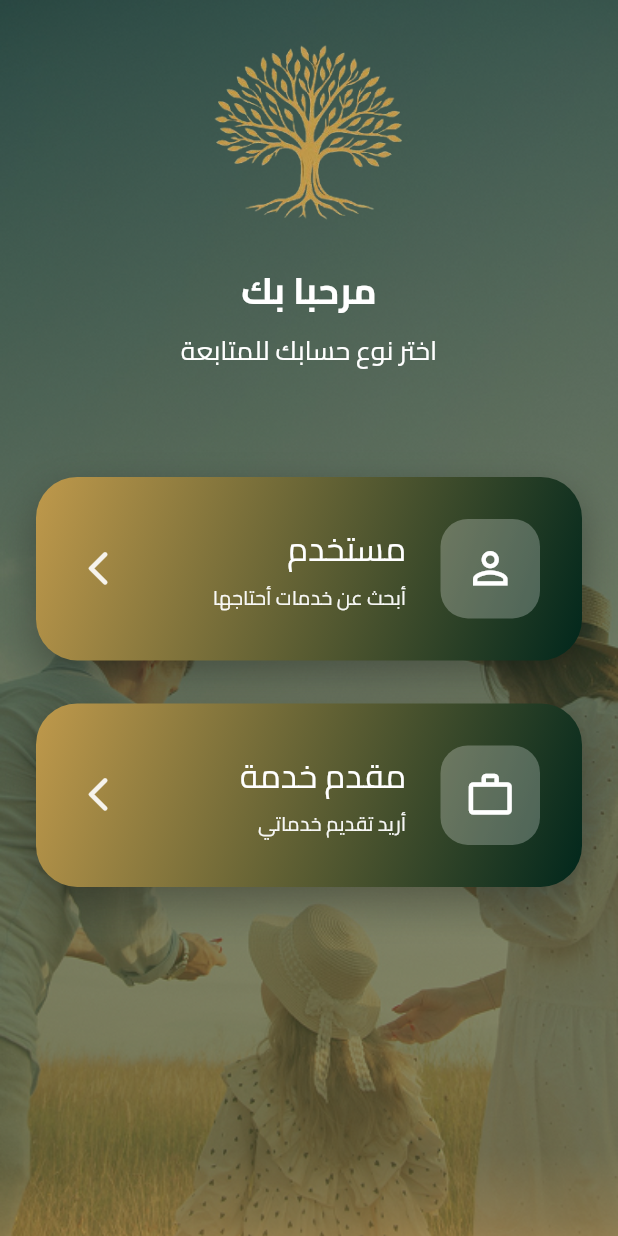
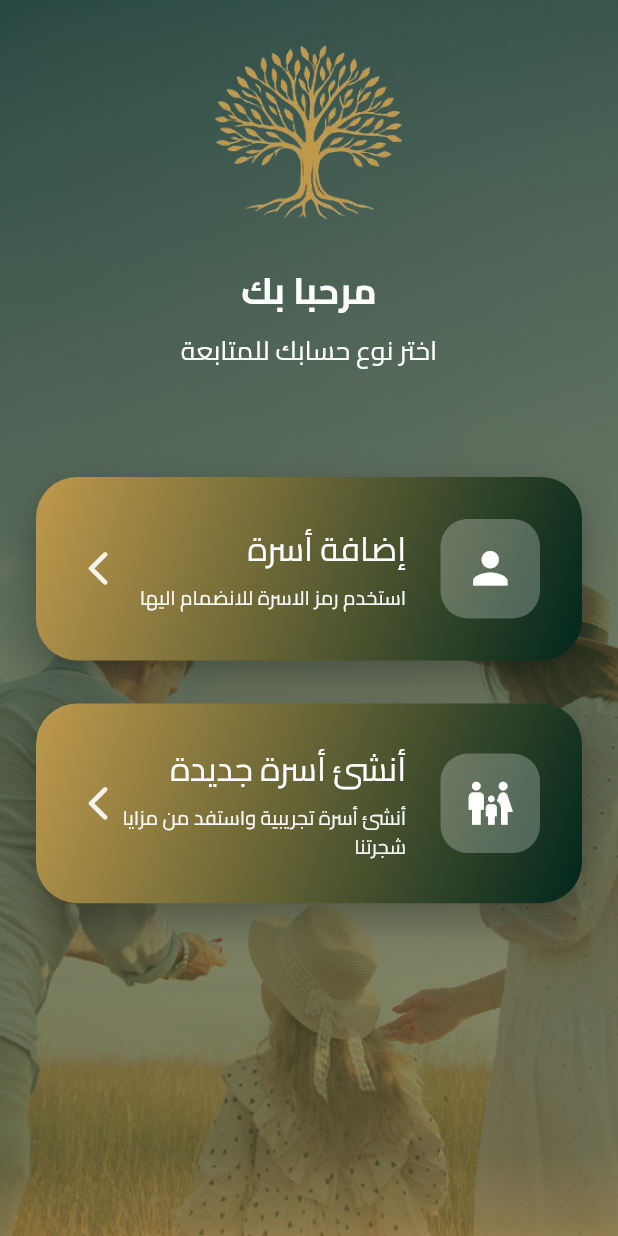
Before and after one commit to ranamohs/solala, a Flutter app: the ChooseRoleView screen opened by its route, on a phone screen of 412 x 824 dp. Run offline on Flutter 3.47's test engine with Material 3 defaults, Android fonts, the phone set to English and light mode, and no system bars; our stand-ins replace bloc, cached_network_image, carousel_slider, dartz, dio, easy_localization and 15 more; missing offline and left inert: data_connection_checker_tv, graphview; accounts and stored records are empty; project files that could hold a hidden picture were left out.

Commit message:
all issues solved done

```diff
--- a/lib/features/register/data/repos/register_repo_impl.dart
+++ b/lib/features/register/data/repos/register_repo_impl.dart
@@ -91,11 +91,15 @@ class RegisterRepoImpl implements RegisterRepo {
           'Authorization': 'Bearer $token',
           'Accept': 'application/json',
         },
-
       );
 
       if (response != null && response is Map<String, dynamic>) {
         if (response['status'] == true) {
+          final familyData = response['family'] as Map<String, dynamic>;
+          final familyId = familyData['id'].toString();
+          final familyName = familyData['name'] as String;
+          userDataManager.saveUserFamilyId(familyId: familyId);
+          userDataManager.saveUserFamilyName(familyName: familyName);
           return const Right(null);
         } else {
           return Left(AuthFailureModel.fromJson(response));
--- a/lib/features/register/presentation/views/choose_role_view.dart
+++ b/lib/features/register/presentation/views/choose_role_view.dart
@@ -50,9 +50,9 @@ class ChooseRoleView extends StatelessWidget {
                 ),
                  SizedBox(height: 60.h),
                 _GradientRoleCard(
-                  title: 'مستخدم',
-                  description: 'أبحث عن خدمات أحتاجها',
-                  icon: Icons.person_outline,
+                  title: 'إضافة أسرة',
+                  description: 'استخدم رمز الاسرة للانضمام اليها',
+                  icon: Icons.person,
                   onTap: () {
                     customPush(
                         context, AppRouter.registerView);
@@ -60,9 +60,9 @@ class ChooseRoleView extends StatelessWidget {
                 ),
                  SizedBox(height: 24.h),
                 _GradientRoleCard(
-                  title: 'مقدم خدمة',
-                  description: 'أريد تقديم خدماتي',
-                  icon: Icons.work_outline,
+                  title: 'أنشئ أسرة جديدة',
+                  description: 'أنشئ أسرة تجريبية واستفد من مزايا شجرتنا',
+                  icon: Icons.family_restroom,
                   onTap: () {
                     customPush(
                         context, AppRouter.providerRegisterView);
```
Also changed, not shown: lib/features/account/presentation/widgets/delete_account_dialog.dart (+12 -5 lines), lib/features/account/presentation/widgets/logout_dialog.dart (+5 -5 lines), lib/features/family_tree/presentation/views/family_tree_view.dart (+17 -15 lines), lib/features/home/presentation/widgets/about_family_section.dart (+10 -4 lines), pubspec.lock, 5 other files.
